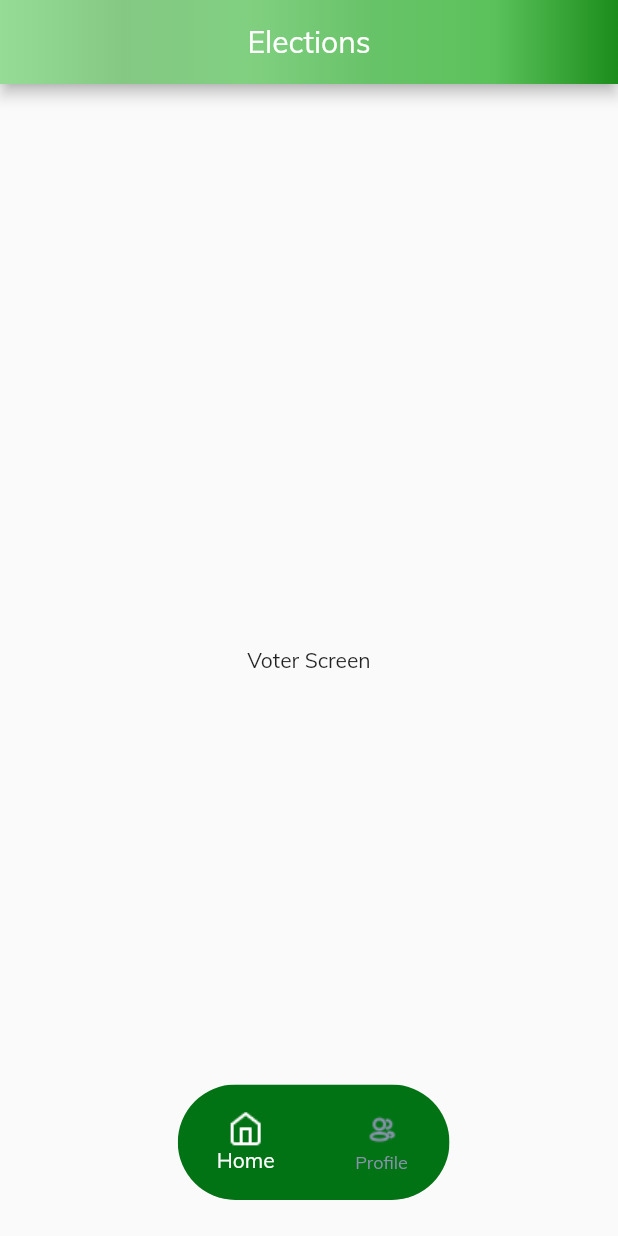
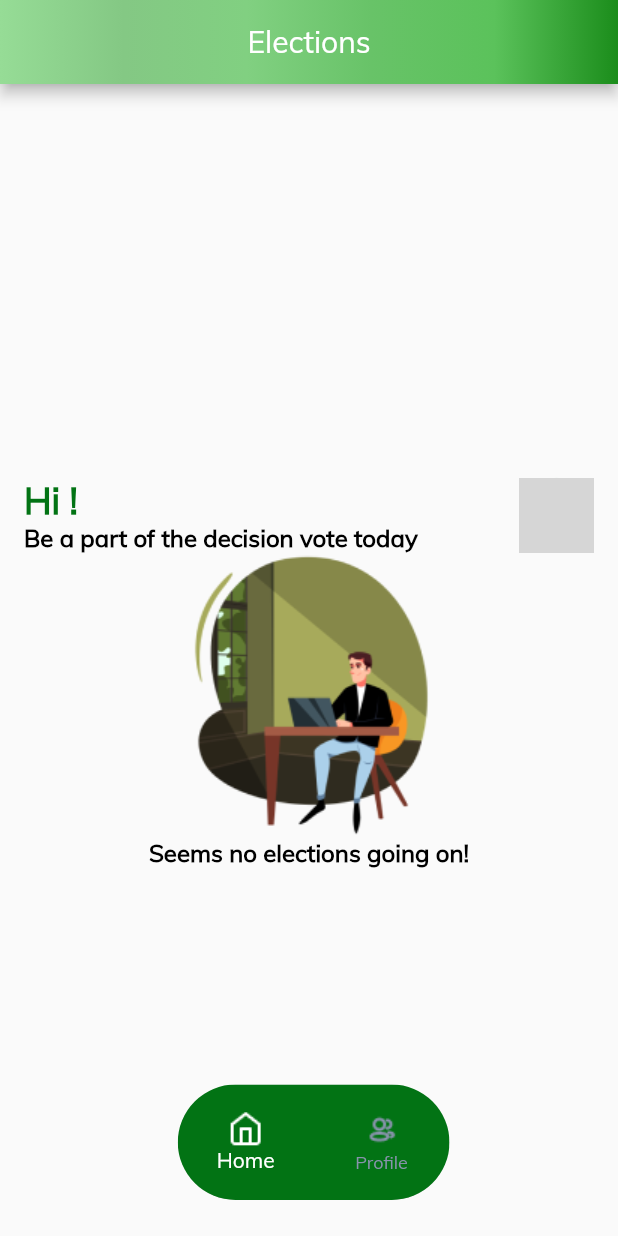
Before and after one commit to codewithumar/E_Voting, a Flutter app: the Dashboard screen opened directly, on a phone screen of 412 x 824 dp. Run offline on Flutter 3.47's test engine with Material 2 defaults, Android fonts, the phone set to English and light mode, and no system bars; our stand-ins replace cached_network_image, cloud_firestore, email_validator, file_picker, firebase_auth, firebase_core and 2 more; accounts and stored records are empty; network calls fail; grey boxes are pictures that could not be loaded.

Commit message:
bugs fixing and Voter Ui designing

```diff
--- a/lib/providers/firestore_provider.dart
+++ b/lib/providers/firestore_provider.dart
@@ -9,7 +9,7 @@ class FirestoreProvider with ChangeNotifier {
 
   Stream<UserData?>? readUsers() {
     try {
-      final data = FirestoreService.readUsers();
+      final data = FirestoreService.readUser();
       return data;
     } catch (e) {
       log(e.toString());
--- a/lib/screens/admin_home_screen.dart
+++ b/lib/screens/admin_home_screen.dart
@@ -36,7 +36,7 @@ class AdminHomeScreen extends StatelessWidget {
                 children: [
                   AdminScreenButton(
                     "parties",
-                    "Create Party",
+                    "Parties",
                     type: AdminButton.party,
                   ),
                   AdminScreenButton(
--- a/lib/screens/create_election_screen.dart
+++ b/lib/screens/create_election_screen.dart
@@ -1,4 +1,5 @@
 import 'package:e_voting/utils/constants.dart';
+import 'package:e_voting/widgets/dropdownmenu.dart';
 import 'package:e_voting/widgets/input_field.dart';
 import 'package:e_voting/widgets/signup_login_button.dart';
 import 'package:flutter/material.dart';
@@ -48,6 +49,11 @@ class CreateElectionScreen extends StatelessWidget {
                 hintText: "10:52 AM",
                 fieldmessage: FieldMsgs.time,
               ),
+              const InputField(
+                labeltext: 'Max Votes',
+                hintText: "120",
+              ),
+              const DropDownMenu(),
               const SizedBox(height: 23),
               SignupLoginButton(
                 isLoading: false,
--- a/lib/screens/dashboard.dart
+++ b/lib/screens/dashboard.dart
@@ -49,7 +49,9 @@ class _DashboardState extends State<Dashboard> {
               return [
                 (snapshot.data!.role == Role.admin)
                     ? const AdminHomeScreen()
-                    : const VoterScreen(),
+                    : VoterScreen(
+                        data: snapshot.data!,
+                      ),
                 const ProfileScreen(),
               ].elementAt(_selectedIndex);
             },
--- a/lib/screens/edit_profile_screen.dart
+++ b/lib/screens/edit_profile_screen.dart
@@ -1,6 +1,7 @@
 // ignore_for_file: must_be_immutable
 import 'dart:developer';
 import 'dart:io';
+import 'package:e_voting/services/firebase%20_storage_service.dart';
 import 'package:flutter/material.dart';
 import 'package:firebase_storage/firebase_storage.dart';
 
@@ -48,7 +49,7 @@ class _EditProfileState extends State<EditProfile> {
         ),
       ),
       body: StreamBuilder<UserData>(
-        stream: FirestoreService.readUsers(),
+        stream: FirestoreService.readUser(),
         builder: (context, snapshot) {
           if (snapshot.hasError) {
             return Center(child: Text('${snapshot.error}'));
@@ -130,7 +131,8 @@ class EditProfileStream extends StatelessWidget {
                         color: Constants.primarycolor,
                       ),
                       onPressed: () {
-                        selectFile(users.id);
+                        FirebaseStorageService.selectFile(
+                            users.id, "profileimages", false);
                       },
                     ),
                   ),
--- a/lib/screens/login_screen.dart
+++ b/lib/screens/login_screen.dart
@@ -156,6 +156,8 @@ class _LoginScreenState extends State<LoginScreen> {
   }
 
   Future<void> _loginUser() async {
+    FocusManager.instance.primaryFocus?.unfocus();
+    setState(() {});
     await context.read<FirebaseAuthProvider>().signInwithEmailandPassword(
           _emailcontroller.text,
           _passwordcontroller.text,
--- a/lib/screens/parties_screen.dart
+++ b/lib/screens/parties_screen.dart
@@ -68,14 +68,15 @@ class PartiesScreen extends StatelessWidget {
                       return const Center(child: Text("Error"));
                     }
                     if (snapshot.hasData) {
-                      final data = snapshot.data;
+                      final data = snapshot.requireData;
                       return SizedBox(
                         height: MediaQuery.of(context).size.height,
                         child: ListView.builder(
                           scrollDirection: Axis.vertical,
-                          itemCount: data!.length,
+                          itemCount: data.length,
                           itemBuilder: (context, index) {
                             return PartiesTiles(
+                              url: data[index].imgURl,
                               patryname: data[index].partyname,
                               index: index,
                             );
--- a/lib/screens/profile_screen.dart
+++ b/lib/screens/profile_screen.dart
@@ -1,7 +1,7 @@
+import 'package:flutter/material.dart';
 import 'package:cached_network_image/cached_network_image.dart';
 import 'package:e_voting/providers/firebase_auth_provider.dart';
 import 'package:e_voting/providers/firestore_provider.dart';
-import 'package:flutter/material.dart';
 
 import 'package:firebase_auth/firebase_auth.dart';
 import 'package:cloud_firestore/cloud_firestore.dart';
@@ -13,7 +13,7 @@ import 'package:e_voting/widgets/snackbar.dart';
 import 'package:e_voting/models/user_data.dart';
 import 'package:e_voting/widgets/input_field.dart';
 import 'package:e_voting/screens/login_screen.dart';
-import 'package:e_voting/services/firestore_service.dart';
+
 import 'package:e_voting/screens/edit_profile_screen.dart';
 import 'package:provider/provider.dart';
 
--- a/lib/screens/signup_screen.dart
+++ b/lib/screens/signup_screen.dart
@@ -159,6 +159,8 @@ class _SignUpScreenState extends State<SignUpScreen> {
   }
 
   Future<void> _registeruser() async {
+    FocusManager.instance.primaryFocus?.unfocus();
+    setState(() {});
     await context.read<FirebaseAuthProvider>().signupwithEmailandPassword(
           _emailcontroller.text,
           _passwordcontroller.text,
--- a/lib/screens/voter_screen.dart
+++ b/lib/screens/voter_screen.dart
@@ -1,10 +1,12 @@
+import 'package:cached_network_image/cached_network_image.dart';
+import 'package:e_voting/models/user_data.dart';
 import 'package:flutter/material.dart';
 
 import '../utils/constants.dart';
 
 class VoterScreen extends StatelessWidget {
-  const VoterScreen({super.key});
-
+  const VoterScreen({required this.data, super.key});
+  final UserData data;
   @override
   Widget build(BuildContext context) {
     return Scaffold(
@@ -21,14 +23,65 @@ class VoterScreen extends StatelessWidget {
               ),
             )
           : null,
-      body: Center(
-        child: Column(
-          mainAxisAlignment: MainAxisAlignment.center,
-          crossAxisAlignment: CrossAxisAlignment.center,
-          children: const [
-            Text("Voter Screen"),
-          ],
-        ),
+      body: Column(
+        mainAxisAlignment: MainAxisAlignment.center,
+        crossAxisAlignment: CrossAxisAlignment.center,
+        children: [
+          Row(
+            mainAxisAlignment: MainAxisAlignment.start,
+            crossAxisAlignment: CrossAxisAlignment.start,
+            children: [
+              Padding(
+                padding: const EdgeInsets.fromLTRB(16, 17, 0, 0),
+                child: Column(
+                  mainAxisAlignment: MainAxisAlignment.start,
+                  crossAxisAlignment: CrossAxisAlignment.start,
+                  children: [
+                    Text(
+                      "Hi ${data.fullName.toUpperCase()}!",
+                      style: const TextStyle(
+                          fontWeight: FontWeight.bold,
+                          fontSize: 24,
+                          color: Constants.primarycolor),
+                    ),
+                    const Text(
+                      "Be a part of the decision vote today",
+                      style: TextStyle(
+                          fontWeight: FontWeight.bold,
+                          fontSize: 16,
+                          color: Constants.popupmenutextcolor),
+                    ),
+                  ],
+                ),
+              ),
+              const Expanded(child: SizedBox()),
+              Padding(
+                padding: const EdgeInsets.fromLTRB(20, 17, 16, 0),
+                child: CircleAvatar(
+                  backgroundColor: Constants.adminScreenButtonColor,
+                  foregroundColor: Constants.textcolor,
+                  radius: 25,
+                  backgroundImage: CachedNetworkImageProvider(
+                    data.url,
+                  ),
+                ),
+              ),
+            ],
+          ),
+          //const Expanded(child: SizedBox()),
+          const Image(
+            image: AssetImage(
+              "assets/images/Manworking.png",
+            ),
+          ),
+          const Text(
+            "Seems no elections going on!",
+            style: TextStyle(
+                fontWeight: FontWeight.bold,
+                fontSize: 16,
+                color: Constants.popupmenutextcolor),
+          )
+        ],
       ),
     );
   }
--- a/lib/services/firestore_service.dart
+++ b/lib/services/firestore_service.dart
@@ -1,6 +1,7 @@
 import 'dart:developer';
 
 import 'package:e_voting/models/party_model.dart';
+import 'package:e_voting/services/firebase_auth_service.dart';
 
 import 'package:e_voting/utils/constants.dart';
 import 'package:firebase_auth/firebase_auth.dart';
@@ -10,7 +11,8 @@ import '../models/user_data.dart';
 
 class FirestoreService {
   static final _firestore = FirebaseFirestore.instance;
-  static Stream<UserData> readUsers() => _firestore
+  final auth = FirebaseAuthService();
+  static Stream<UserData> readUser() => _firestore
       .collection(FirebaseAuth.instance.currentUser!.email!)
       .doc(FirebaseAuth.instance.currentUser!.uid)
       .snapshots()
@@ -23,8 +25,8 @@ class FirestoreService {
   static Future<UserData?> getUser() async {
     try {
       final jsonData = await _firestore
-          .collection(FirebaseAuth.instance.currentUser!.email!)
-          .doc(FirebaseAuth.instance.currentUser!.uid)
+          .collection(FirebaseAuthService().user!.email!)
+          .doc(FirebaseAuthService().user!.uid)
           .get();
       log(jsonData.data().toString());
       return UserData.fromJson(jsonData.data()!);
--- a/lib/utils/constants.dart
+++ b/lib/utils/constants.dart
@@ -1,6 +1,5 @@
-import 'dart:ui';
-
 import 'package:e_voting/models/user_data.dart';
+import 'package:flutter/material.dart';
 
 enum FieldMsgs {
   name,
@@ -15,6 +14,8 @@ enum FieldMsgs {
   mothername,
   time,
 }
+
+enum PopMenuOption { edit, delete }
 
 class Constants {
   static Role convertStringToRole(
@@ -46,6 +47,7 @@ class Constants {
   static const textcolor = Color(0xffffffff);
   static const errorcolor = Color(0xffff0000);
   static const adminiconcolor = Color(0xff68A368);
+  static const popupmenutextcolor = Colors.black;
 
   static List<Color> colors = [
     const Color.fromARGB(255, 150, 220, 150),
--- a/lib/widgets/signup_login_button.dart
+++ b/lib/widgets/signup_login_button.dart
@@ -44,7 +44,7 @@ class SignupLoginButton extends StatelessWidget {
           child: context.watch<FirebaseAuthProvider>().isLoading
               ? const Center(
                   child: CircularProgressIndicator(
-                    valueColor: AlwaysStoppedAnimation(Colors.black),
+                    valueColor: AlwaysStoppedAnimation(Constants.primarycolor),
                   ),
                 )
               : Text(
```
Also changed, not shown: lib/screens/create_party_screen.dart (+42 -14 lines), lib/screens/create_profile_screen.dart (+5 -49 lines), lib/screens/edit_party-screen.dart (+2 -5 lines), lib/services/firebase _storage_service.dart (added, +77 -0 lines), lib/widgets/dropdownmenu.dart (added, +68 -0 lines), lib/widgets/partytiles.dart (+50 -41 lines), assets/images/Manworking.png (added).
